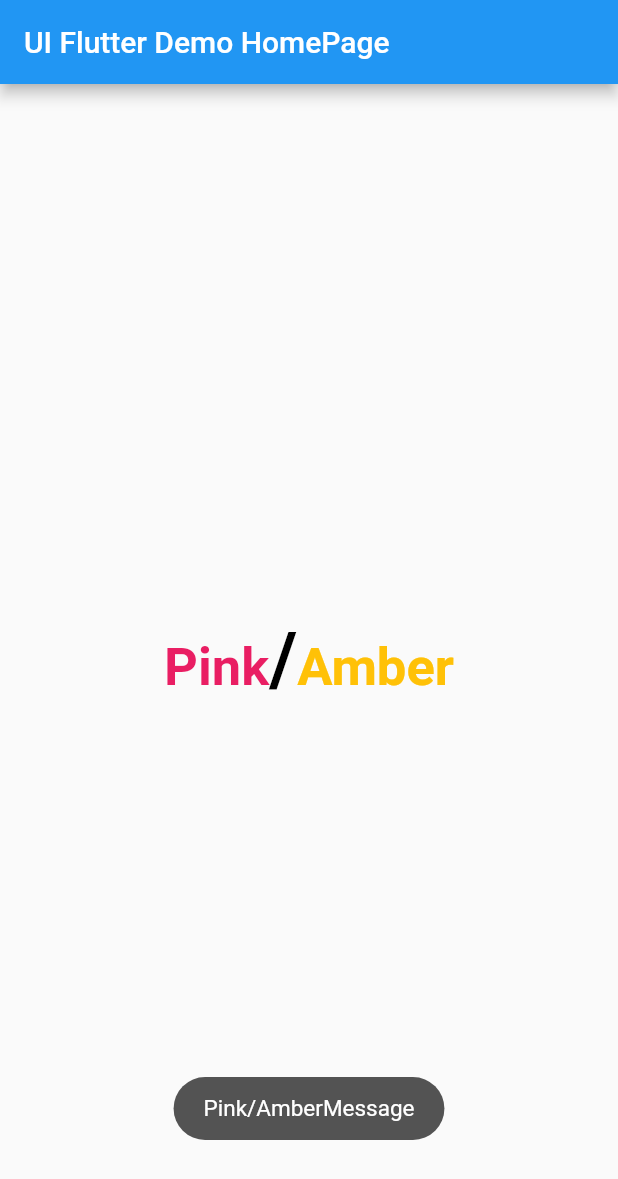
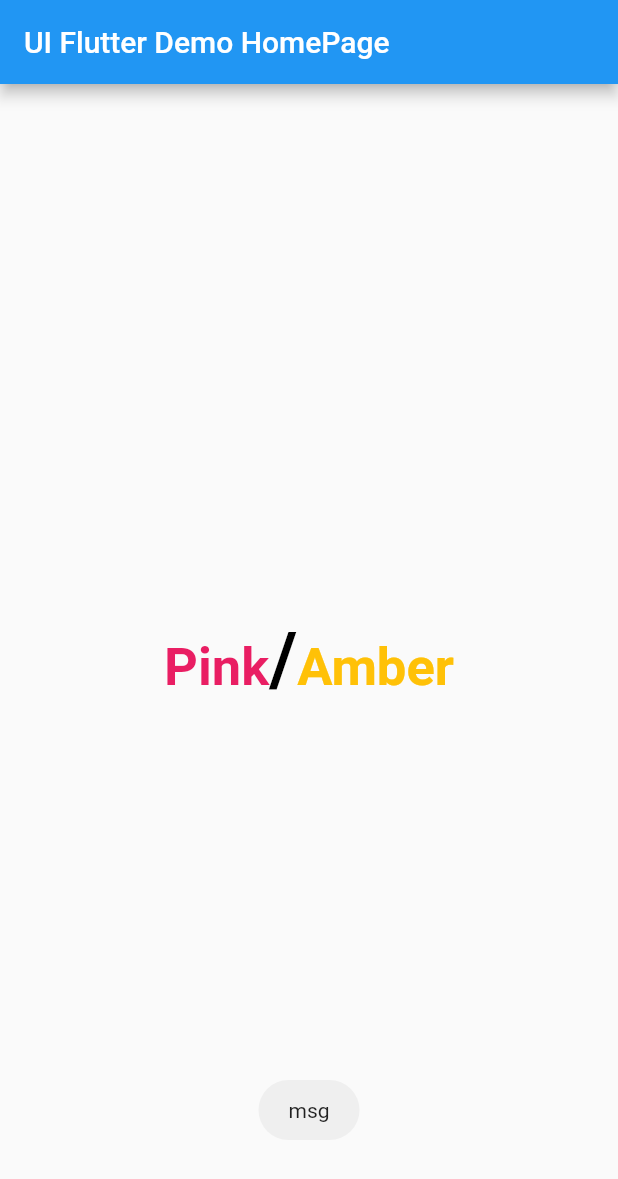
Before and after one commit to Devsaci/uiflutter2fulaih, a Flutter app: the screen it shows after launch, after a tap on "Pink/Amber", on a phone screen of 412 x 824 dp. Shown: the top 1179 px of the screen. Run offline on Flutter 3.47's test engine with Material 2 defaults, Android fonts, the phone set to English and light mode, and no system bars; our stand-ins replace fluttertoast.

Commit message:
Fluttertoast.showToast(msg: "msg");

```diff
--- a/lib/main.dart
+++ b/lib/main.dart
@@ -2,7 +2,7 @@ import 'dart:ui';
 
 import 'package:flutter/cupertino.dart';
 import 'package:flutter/material.dart';
-import 'package:toast/toast.dart' show Toast;
+import 'package:fluttertoast/fluttertoast.dart' show Fluttertoast, Toast;
 
 void main() {
   runApp(const MyApp());
@@ -45,7 +45,7 @@ class _MyHomePageState extends State<MyHomePage> {
       body: Center(
           child: FlatButton(
         onPressed: (){
-          Toast.show("Pink/AmberMessage",  context);
+          Fluttertoast.showToast(msg: "msg");
         },
         child: RichText(
           text: const TextSpan(children: [
--- a/pubspec.yaml
+++ b/pubspec.yaml
@@ -38,7 +38,7 @@ dependencies:
 dev_dependencies:
   flutter_test:
     sdk: flutter
-  toast: ^0.1.5
+  fluttertoast: ^8.0.8
 
   # The "flutter_lints" package below contains a set of recommended lints to
   # encourage good coding practices. The lint set provided by the package is
```
Also changed, not shown: pubspec.lock.
